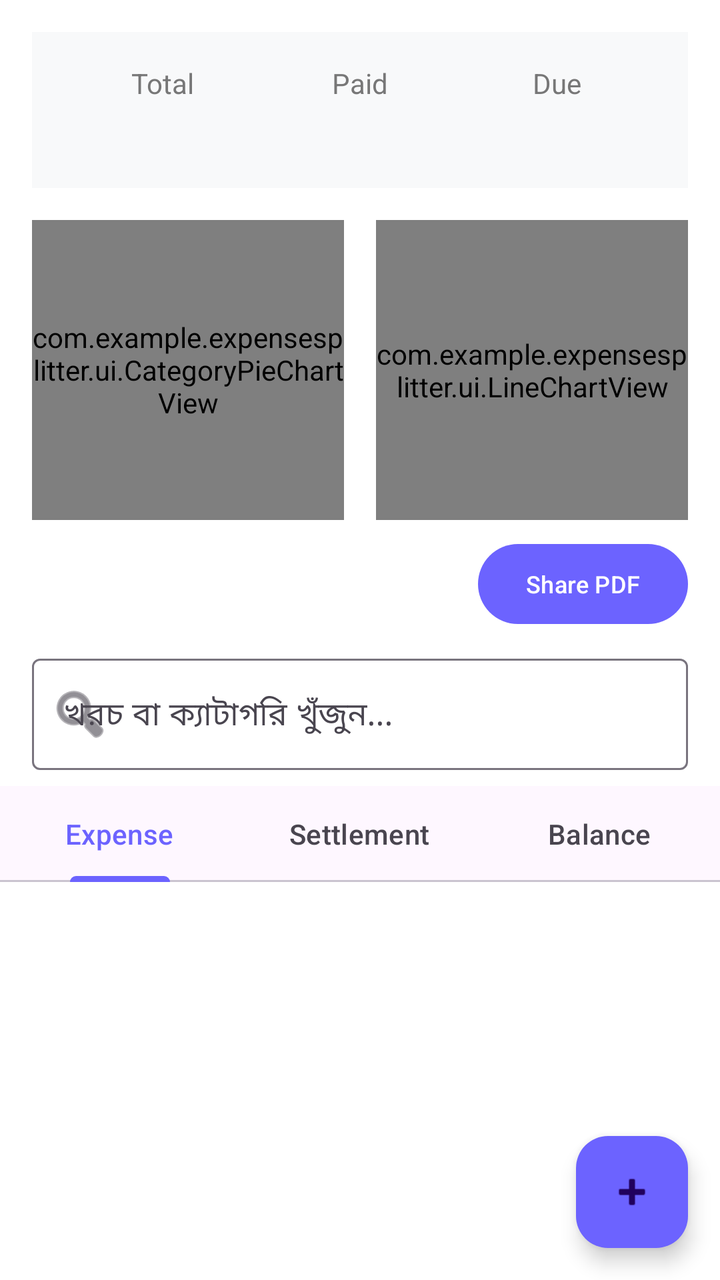
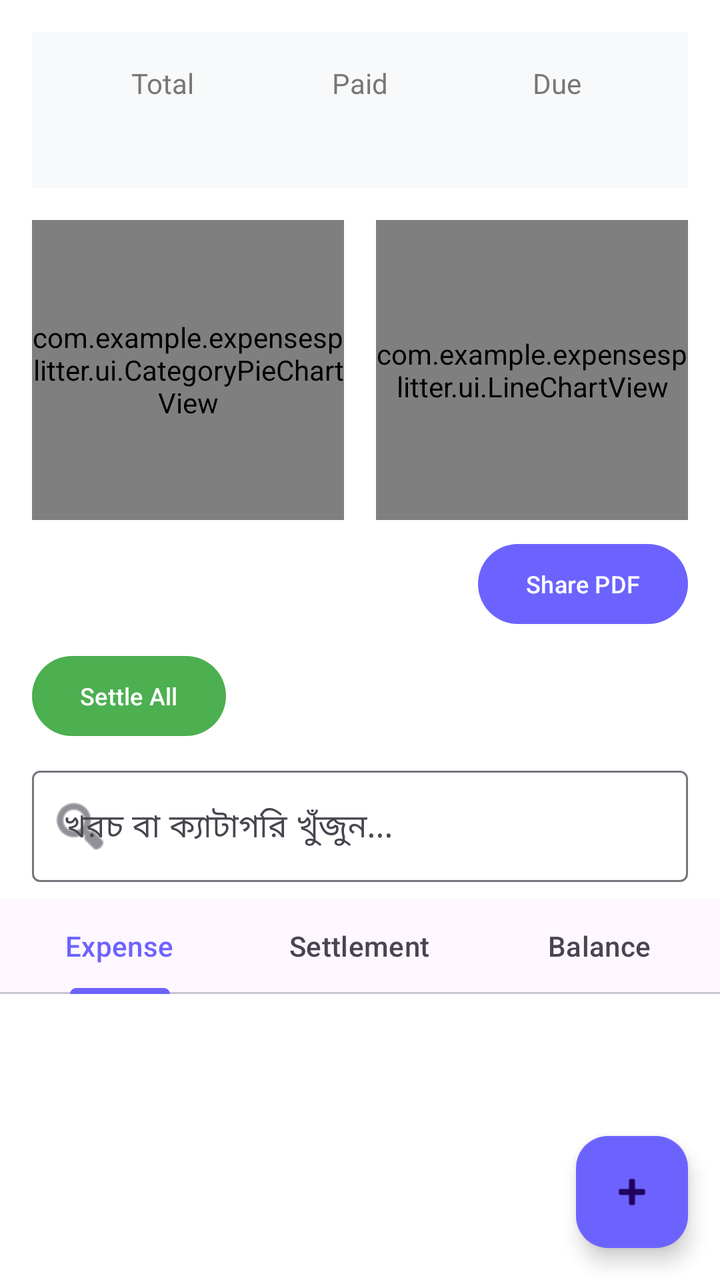

Before-and-after screenshots of an Android layout around one commit, followed by the original layout XML and the change that was made.
<!-- AndroidManifest.xml: application theme Theme.ExpenseSplitter -->
<!-- res/layout/activity_group_detail.xml -->
<?xml version="1.0" encoding="utf-8"?>
<LinearLayout xmlns:android="http://schemas.android.com/apk/res/android"
    xmlns:app="http://schemas.android.com/apk/res-auto"
    android:orientation="vertical"
    android:layout_width="match_parent"
    android:layout_height="match_parent"
    android:background="@color/bg_color">

    
    <LinearLayout
        android:layout_width="match_parent"
        android:layout_height="wrap_content"
        android:orientation="horizontal"
        android:padding="16dp"
        android:background="#F8F9FA"
        android:layout_margin="16dp">
        
        <LinearLayout android:layout_width="0dp" android:layout_height="wrap_content" android:layout_weight="1" android:orientation="vertical" android:gravity="center">
            <TextView android:layout_width="wrap_content" android:layout_height="wrap_content" android:text="Total" android:textSize="14sp" android:textColor="#777777"/>
            <TextView android:id="@+id/tvTotal" android:layout_width="wrap_content" android:layout_height="wrap_content" android:textStyle="bold" android:textSize="20sp"/>
        </LinearLayout>
        
        <LinearLayout android:layout_width="0dp" android:layout_height="wrap_content" android:layout_weight="1" android:orientation="vertical" android:gravity="center">
            <TextView android:layout_width="wrap_content" android:layout_height="wrap_content" android:text="Paid" android:textSize="14sp" android:textColor="#777777"/>
            <TextView android:id="@+id/tvPaid" android:layout_width="wrap_content" android:layout_height="wrap_content" android:textStyle="bold" android:textSize="20sp" android:textColor="#2E7D32"/>
        </LinearLayout>
        
        <LinearLayout android:layout_width="0dp" android:layout_height="wrap_content" android:layout_weight="1" android:orientation="vertical" android:gravity="center">
            <TextView android:layout_width="wrap_content" android:layout_height="wrap_content" android:text="Due" android:textSize="14sp" android:textColor="#777777"/>
            <TextView android:id="@+id/tvDue" android:layout_width="wrap_content" android:layout_height="wrap_content" android:textStyle="bold" android:textSize="20sp" android:textColor="#C62828"/>
        </LinearLayout>
    </LinearLayout>

    
    <LinearLayout
        android:layout_width="match_parent"
        android:layout_height="150dp"
        android:orientation="horizontal"
        android:paddingHorizontal="16dp"
        android:layout_marginBottom="8dp">

        <com.example.expensesplitter.ui.CategoryPieChartView
            android:id="@+id/categoryPieChart"
            android:layout_width="0dp"
            android:layout_height="match_parent"
            android:layout_weight="1"
            android:layout_marginEnd="8dp"/>

         <com.example.expensesplitter.ui.LineChartView
            android:id="@+id/lineChart"
            android:layout_width="0dp"
            android:layout_height="match_parent"
            android:layout_weight="1"
            android:layout_marginStart="8dp"/>
    </LinearLayout>

    <com.google.android.material.button.MaterialButton
        android:id="@+id/btnSharePdf"
        android:layout_width="wrap_content"
        android:layout_height="wrap_content"
        android:text="Share PDF"
        android:textSize="12sp"
        android:layout_gravity="end"
        android:layout_marginEnd="16dp"
        android:layout_marginBottom="8dp"
        app:backgroundTint="#6C63FF"/>
        
    <com.google.android.material.textfield.TextInputLayout
        style="@style/Widget.Material3.TextInputLayout.OutlinedBox"
        android:layout_width="match_parent"
        android:layout_height="wrap_content"
        android:layout_marginHorizontal="16dp"
        android:layout_marginBottom="8dp"
        app:startIconDrawable="@android:drawable/ic_menu_search">
        <com.google.android.material.textfield.TextInputEditText
            android:id="@+id/etSearchExpense"
            android:layout_width="match_parent"
            android:layout_height="wrap_content"
            android:hint="খরচ বা ক্যাটাগরি খুঁজুন..."
            android:inputType="text"/>
    </com.google.android.material.textfield.TextInputLayout>

    <com.google.android.material.tabs.TabLayout
        android:id="@+id/tabLayout"
        android:layout_width="match_parent"
        android:layout_height="wrap_content">
        <com.google.android.material.tabs.TabItem android:text="Expense"/>
        <com.google.android.material.tabs.TabItem android:text="Settlement"/>
        <com.google.android.material.tabs.TabItem android:text="Balance"/>
    </com.google.android.material.tabs.TabLayout>

    <androidx.recyclerview.widget.RecyclerView
        android:id="@+id/recyclerView"
        android:layout_width="match_parent"
        android:layout_height="0dp"
        android:layout_weight="1"
        android:padding="8dp"/>

    <com.google.android.material.floatingactionbutton.FloatingActionButton
        android:id="@+id/fabAdd"
        android:layout_width="wrap_content"
        android:layout_height="wrap_content"
        android:layout_gravity="end|bottom"
        android:layout_margin="16dp"
        android:src="@android:drawable/ic_input_add"
        app:backgroundTint="#6C63FF"/>
</LinearLayout>
<!-- resources referenced by this layout -->
<resources>
  <color name="bg_color">#FFFFFF</color>
  <style name="Theme.ExpenseSplitter" parent="Theme.Material3.DayNight.NoActionBar">
          <item name="colorPrimary">@color/purple_primary</item>
          <item name="android:windowBackground">@color/bg_color</item>
          <item name="android:statusBarColor">@color/bg_color</item>
          <item name="android:windowLightStatusBar">true</item>
      </style>
  <color name="purple_primary">#6C63FF</color>
</resources>

<!-- the commit's change to res/layout/activity_group_detail.xml (unified diff, before → after) -->
@@ -64,6 +64,15 @@
         android:layout_marginEnd="16dp"
         android:layout_marginBottom="8dp"
         app:backgroundTint="#6C63FF"/>
+     <com.google.android.material.button.MaterialButton
+        android:id="@+id/btnSettleAll"
+        android:layout_width="wrap_content"
+        android:layout_height="wrap_content"
+        android:text="Settle All"
+        android:textSize="12sp"
+        android:layout_marginStart="16dp"
+        android:layout_marginBottom="8dp"
+        app:backgroundTint="#4CAF50"/>
         
     <com.google.android.material.textfield.TextInputLayout
         style="@style/Widget.Material3.TextInputLayout.OutlinedBox"
